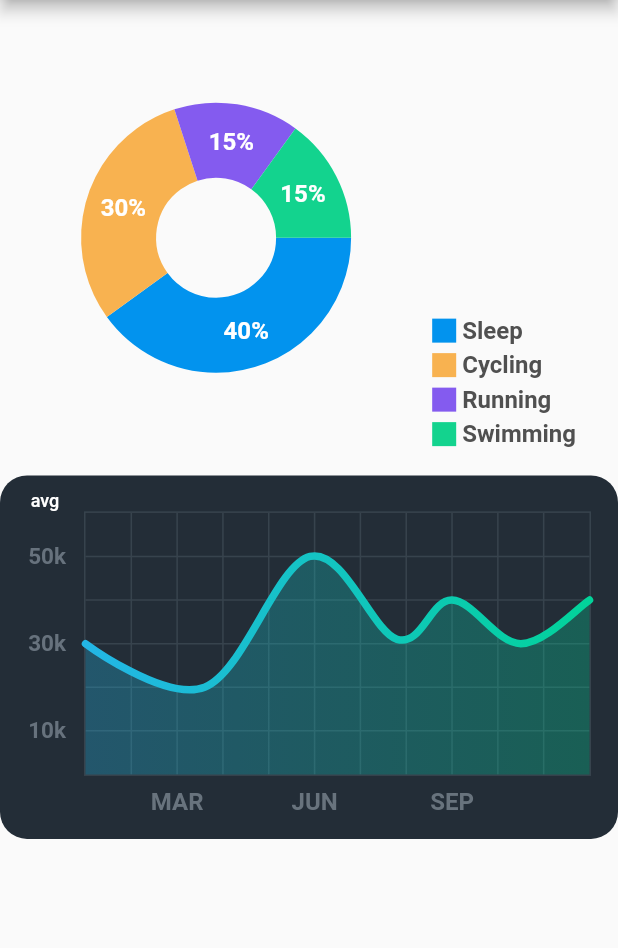
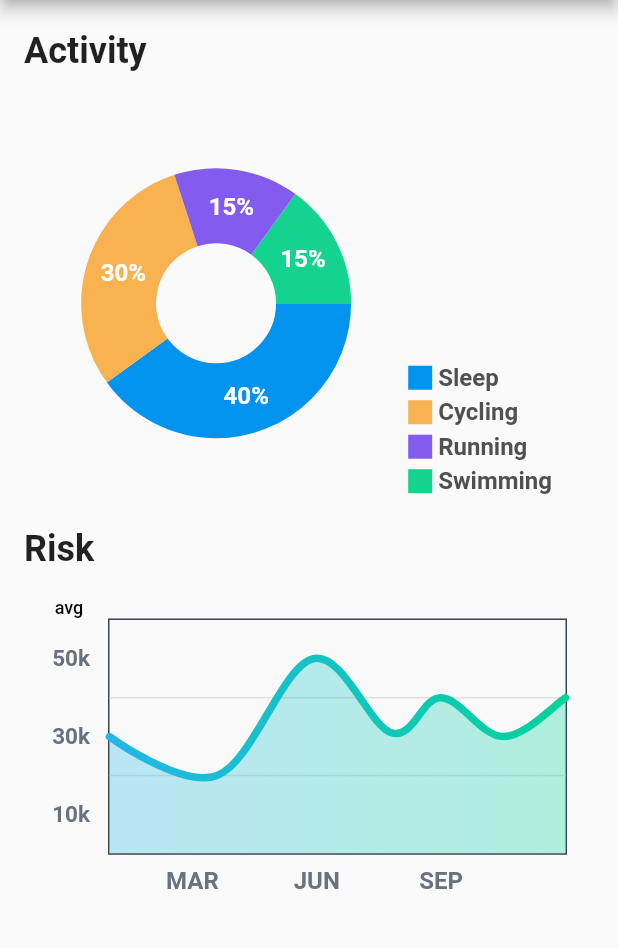
Before and after one commit to patrick-deininger/line, a Flutter app: the screen it shows after launch, on a phone screen of 412 x 824 dp, the part 84-1032 px from its top. Run offline on Flutter 3.47's test engine with Material 2 defaults, Android fonts, the phone set to English and light mode, and no system bars; drawn by our look-alikes of fl_chart.

Commit message:
Improve styling

```diff
--- /dev/null
+++ b/line_client/lib/components/heading.dart
@@ -0,0 +1,22 @@
+import 'package:flutter/material.dart';
+
+class Heading extends StatelessWidget {
+  Heading({required this.label});
+
+  final String label;
+
+  @override
+  Widget build(BuildContext context) {
+    return Padding(
+      padding: EdgeInsets.only(bottom: 8, top: 4),
+      child: Text(
+        this.label,
+        style: TextStyle(
+          color: Colors.black87,
+          fontWeight: FontWeight.bold,
+          fontSize: 24,
+        ),
+      ),
+    );
+  }
+}
--- a/line_client/lib/components/risk_chart.dart
+++ b/line_client/lib/components/risk_chart.dart
@@ -21,11 +21,6 @@ class _RiskChartState extends State<RiskChart> {
         AspectRatio(
           aspectRatio: 1.70,
           child: Container(
-            decoration: const BoxDecoration(
-                borderRadius: BorderRadius.all(
-                  Radius.circular(18),
-                ),
-                color: Color(0xff232d37)),
             child: Padding(
               padding: const EdgeInsets.only(
                   right: 18.0, left: 12.0, top: 24, bottom: 12),
@@ -49,7 +44,7 @@ class _RiskChartState extends State<RiskChart> {
               style: TextStyle(
                   fontSize: 12,
                   color:
-                      showAvg ? Colors.white.withOpacity(0.5) : Colors.white),
+                      showAvg ? Colors.white.withOpacity(0.5) : Colors.black),
             ),
           ),
         ),
@@ -64,15 +59,12 @@ class _RiskChartState extends State<RiskChart> {
         drawVerticalLine: true,
         getDrawingHorizontalLine: (value) {
           return FlLine(
-            color: const Color(0xff37434d),
+            color: Colors.grey.shade300,
             strokeWidth: 1,
           );
         },
         getDrawingVerticalLine: (value) {
-          return FlLine(
-            color: const Color(0xff37434d),
-            strokeWidth: 1,
-          );
+          return FlLine(strokeWidth: 0);
         },
       ),
       titlesData: FlTitlesData(
--- a/line_client/lib/pages/home.dart
+++ b/line_client/lib/pages/home.dart
@@ -1,5 +1,6 @@
 import 'package:flutter/material.dart';
 import 'package:line_client/components/activity_chart.dart';
+import 'package:line_client/components/heading.dart';
 import 'package:line_client/components/risk_chart.dart';
 
 class HomePage extends StatefulWidget {
@@ -14,10 +15,14 @@ class _HomePageState extends State<HomePage> {
       appBar: AppBar(
         title: Text("Line"),
       ),
-      body: Center(
+      body: Padding(
+        padding: const EdgeInsets.all(16),
         child: Column(
+          crossAxisAlignment: CrossAxisAlignment.start,
           children: <Widget>[
+            Heading(label: "Activity"),
             ActivityChart(),
+            Heading(label: "Risk"),
             RiskChart(),
           ],
         ),
```
